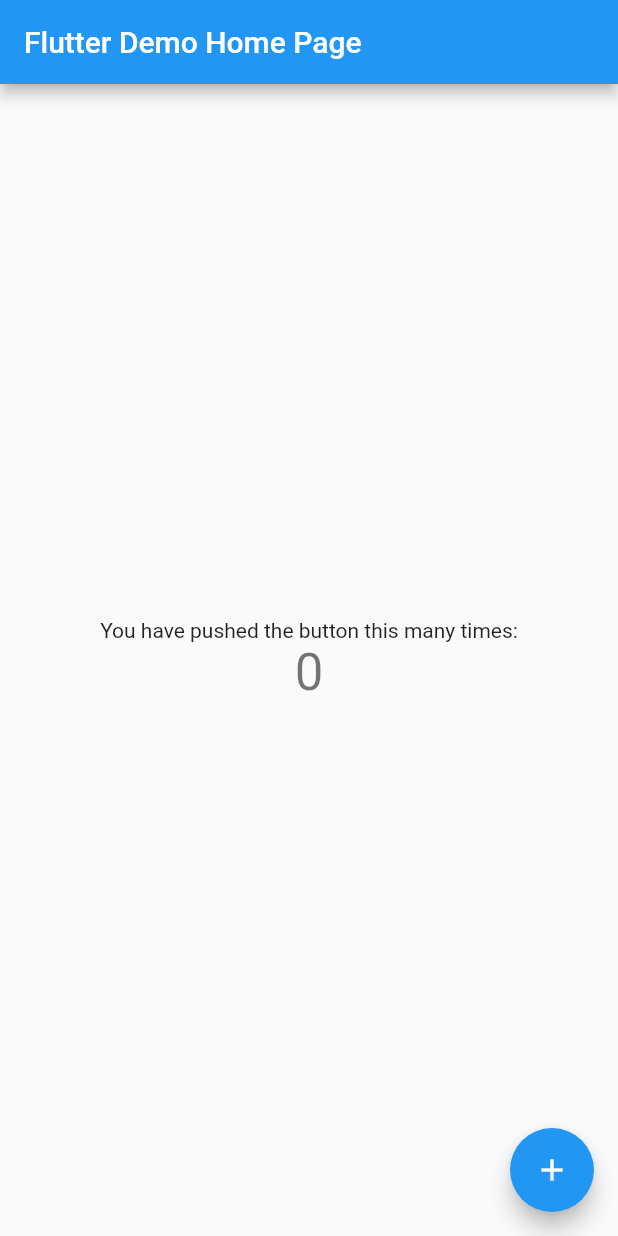
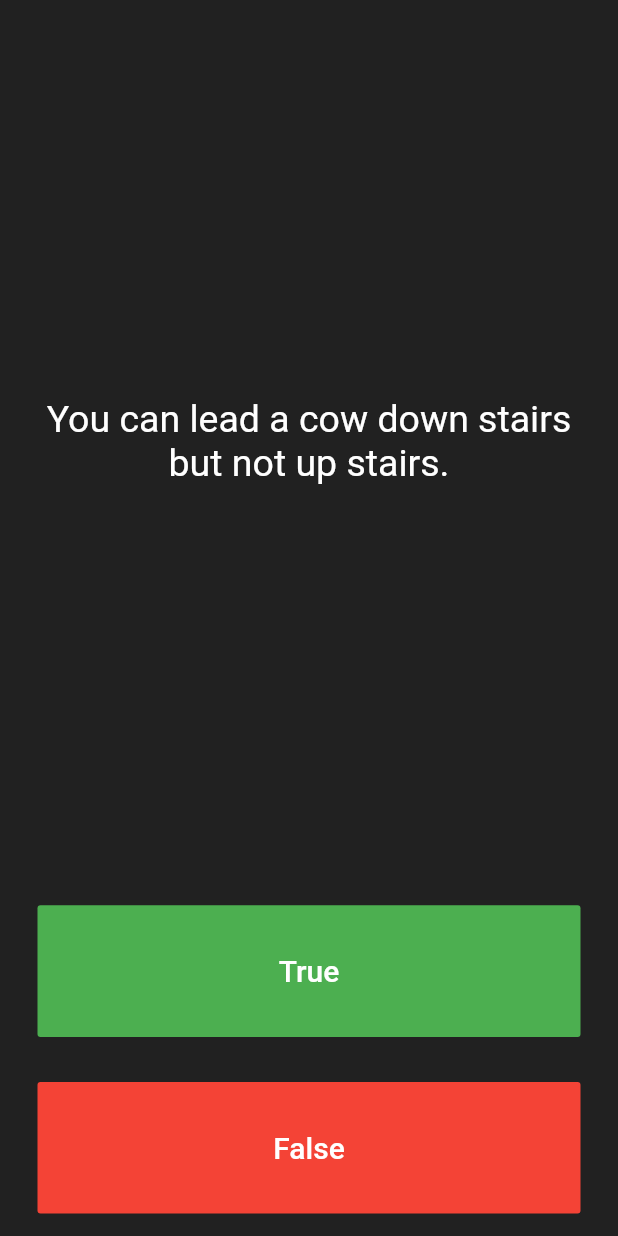
Before and after one commit to Saggitarie/Trivia, a Flutter app: the screen it shows after launch, on a phone screen of 412 x 824 dp. Run offline on Flutter 3.47's test engine with Material 2 defaults, Android fonts, the phone set to English and light mode, and no system bars.

Commit message:
Able to change question when clicking either true or false

```diff
--- a/lib/main.dart
+++ b/lib/main.dart
@@ -1,117 +1,139 @@
 import 'package:flutter/material.dart';
 
-void main() {
-  runApp(MyApp());
-}
+void main() => runApp(Quizzler());
 
-class MyApp extends StatelessWidget {
-  // This widget is the root of your application.
+class Quizzler extends StatelessWidget {
   @override
   Widget build(BuildContext context) {
     return MaterialApp(
-      title: 'Flutter Demo',
-      theme: ThemeData(
-        // This is the theme of your application.
-        //
-        // Try running your application with "flutter run". You'll see the
-        // application has a blue toolbar. Then, without quitting the app, try
-        // changing the primarySwatch below to Colors.green and then invoke
-        // "hot reload" (press "r" in the console where you ran "flutter run",
-        // or simply save your changes to "hot reload" in a Flutter IDE).
-        // Notice that the counter didn't reset back to zero; the application
-        // is not restarted.
-        primarySwatch: Colors.blue,
-        // This makes the visual density adapt to the platform that you run
-        // the app on. For desktop platforms, the controls will be smaller and
-        // closer together (more dense) than on mobile platforms.
-        visualDensity: VisualDensity.adaptivePlatformDensity,
+      home: Scaffold(
+        backgroundColor: Colors.grey.shade900,
+        body: SafeArea(
+          child: Padding(
+            padding: EdgeInsets.symmetric(horizontal: 10.0),
+            child: QuizPage(),
+          ),
+        ),
       ),
-      home: MyHomePage(title: 'Flutter Demo Home Page'),
     );
   }
 }
 
-class MyHomePage extends StatefulWidget {
-  MyHomePage({Key key, this.title}) : super(key: key);
-
-  // This widget is the home page of your application. It is stateful, meaning
-  // that it has a State object (defined below) that contains fields that affect
-  // how it looks.
-
-  // This class is the configuration for the state. It holds the values (in this
-  // case the title) provided by the parent (in this case the App widget) and
-  // used by the build method of the State. Fields in a Widget subclass are
-  // always marked "final".
-
-  final String title;
-
+class QuizPage extends StatefulWidget {
   @override
-  _MyHomePageState createState() => _MyHomePageState();
+  _QuizPageState createState() => _QuizPageState();
 }
 
-class _MyHomePageState extends State<MyHomePage> {
-  int _counter = 0;
+class _QuizPageState extends State<QuizPage> {
+  List <Widget> scoreKeeper = [];
+  List <String> questions = [
+    'You can lead a cow down stairs but not up stairs.',
+    'Approximately one quarter of human bones are in the feet.',
+    'A slug\'s blood is green.'
+  ];
 
-  void _incrementCounter() {
-    setState(() {
-      // This call to setState tells the Flutter framework that something has
-      // changed in this State, which causes it to rerun the build method below
-      // so that the display can reflect the updated values. If we changed
-      // _counter without calling setState(), then the build method would not be
-      // called again, and so nothing would appear to happen.
-      _counter++;
-    });
-  }
+  List <bool> answers = [
+    false,
+    true,
+    true
+  ];
+
+  int questionNumber = 0;
 
   @override
   Widget build(BuildContext context) {
-    // This method is rerun every time setState is called, for instance as done
-    // by the _incrementCounter method above.
-    //
-    // The Flutter framework has been optimized to make rerunning build methods
-    // fast, so that you can just rebuild anything that needs updating rather
-    // than having to individually change instances of widgets.
-    return Scaffold(
-      appBar: AppBar(
-        // Here we take the value from the MyHomePage object that was created by
-        // the App.build method, and use it to set our appbar title.
-        title: Text(widget.title),
-      ),
-      body: Center(
-        // Center is a layout widget. It takes a single child and positions it
-        // in the middle of the parent.
-        child: Column(
-          // Column is also a layout widget. It takes a list of children and
-          // arranges them vertically. By default, it sizes itself to fit its
-          // children horizontally, and tries to be as tall as its parent.
-          //
-          // Invoke "debug painting" (press "p" in the console, choose the
-          // "Toggle Debug Paint" action from the Flutter Inspector in Android
-          // Studio, or the "Toggle Debug Paint" command in Visual Studio Code)
-          // to see the wireframe for each widget.
-          //
-          // Column has various properties to control how it sizes itself and
-          // how it positions its children. Here we use mainAxisAlignment to
-          // center the children vertically; the main axis here is the vertical
-          // axis because Columns are vertical (the cross axis would be
-          // horizontal).
-          mainAxisAlignment: MainAxisAlignment.center,
-          children: <Widget>[
-            Text(
-              'You have pushed the button this many times:',
+    return Column(
+      mainAxisAlignment: MainAxisAlignment.spaceBetween,
+      crossAxisAlignment: CrossAxisAlignment.stretch,
+      children: <Widget>[
+        Expanded(
+          flex: 5,
+          child: Padding(
+            padding: EdgeInsets.all(10.0),
+            child: Center(
+              child: Text(
+                questions[questionNumber],
+                textAlign: TextAlign.center,
+                style: TextStyle(
+                  fontSize: 25.0,
+                  color: Colors.white,
+                ),
+              ),
             ),
-            Text(
-              '$_counter',
-              style: Theme.of(context).textTheme.headline4,
+          ),
+        ),
+        Expanded(
+          child: Padding(
+            padding: EdgeInsets.all(15.0),
+            child: FlatButton(
+              textColor: Colors.white,
+              color: Colors.green,
+              child: Text(
+                'True',
+                style: TextStyle(
+                  color: Colors.white,
+                  fontSize: 20.0,
+                ),
+              ),
+              onPressed: () {
+                //The user picked true.
+
+                bool correctAnswer = answers[questionNumber];
+
+                if(correctAnswer == true){
+                  print('User got it right.');
+                } else {
+                  print('User got it wrong');
+                }
+
+                setState(() {
+                  scoreKeeper.add(
+                      Icon(
+                          Icons.check,
+                          color: Colors.green
+                      )
+                  );
+
+                  questionNumber++;
+                });
+              },
             ),
-          ],
+          ),
         ),
-      ),
-      floatingActionButton: FloatingActionButton(
-        onPressed: _incrementCounter,
-        tooltip: 'Increment',
-        child: Icon(Icons.add),
-      ), // This trailing comma makes auto-formatting nicer for build methods.
+        Expanded(
+          child: Padding(
+            padding: EdgeInsets.all(15.0),
+            child: FlatButton(
+              color: Colors.red,
+              child: Text(
+                'False',
+                style: TextStyle(
+                  fontSize: 20.0,
+                  color: Colors.white,
+                ),
+              ),
+              onPressed: () {
+              setState(() {
+                scoreKeeper.add(
+                    Icon(
+                        Icons.close,
+                        color: Colors.red
+                    )
+                );
+
+                questionNumber++;
+              });
+
+//                }
+
+              },
+            ),
+          ),
+        ),
+        Row(
+          children: scoreKeeper,
+        ),
+      ],
     );
   }
 }
```
Also changed, not shown: 1 other file.
